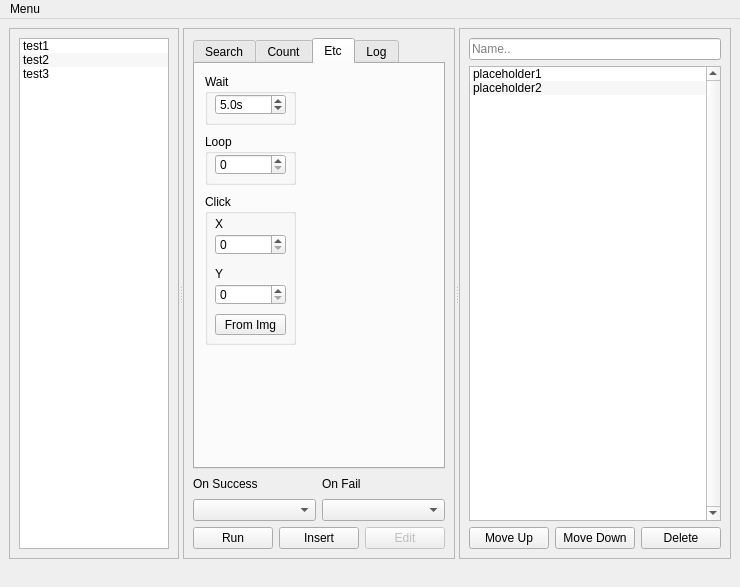
Before: the Qt Designer form Qt_UI/pymacro.ui in jupiterbjy/python-macro-practice, drawn with Qt 5.
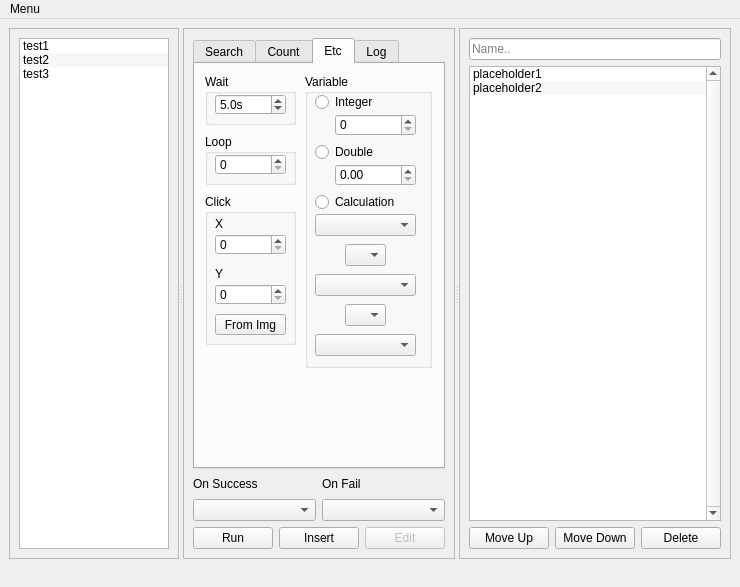
After: the same form once the commit is applied. The open tabs and pages were chosen to show the change.

Commit message: Now users can disable automatic tab switching with checkbox lockLogCheck. Changed background color of log tab to #1E1E1E.

Patch:
```diff
--- a/Qt_UI/pymacro.ui
+++ b/Qt_UI/pymacro.ui
@@ -833,6 +833,153 @@
              </property>
             </widget>
            </widget>
+           <widget class="QGroupBox" name="groupBox">
+            <property name="geometry">
+             <rect>
+              <x>110</x>
+              <y>10</y>
+              <width>127</width>
+              <height>294</height>
+             </rect>
+            </property>
+            <property name="title">
+             <string>Variable</string>
+            </property>
+            <widget class="QRadioButton" name="integerRadioButon">
+             <property name="geometry">
+              <rect>
+               <x>10</x>
+               <y>20</y>
+               <width>90</width>
+               <height>16</height>
+              </rect>
+             </property>
+             <property name="text">
+              <string>Integer</string>
+             </property>
+            </widget>
+            <widget class="QRadioButton" name="doubleRadioButton">
+             <property name="geometry">
+              <rect>
+               <x>10</x>
+               <y>70</y>
+               <width>90</width>
+               <height>16</height>
+              </rect>
+             </property>
+             <property name="text">
+              <string>Double</string>
+             </property>
+            </widget>
+            <widget class="QDoubleSpinBox" name="doubleSpin">
+             <property name="geometry">
+              <rect>
+               <x>30</x>
+               <y>90</y>
+               <width>81</width>
+               <height>22</height>
+              </rect>
+             </property>
+            </widget>
+            <widget class="QSpinBox" name="integerSpin">
+             <property name="geometry">
+              <rect>
+               <x>30</x>
+               <y>40</y>
+               <width>81</width>
+               <height>22</height>
+              </rect>
+             </property>
+            </widget>
+            <widget class="QComboBox" name="variableArg2">
+             <property name="geometry">
+              <rect>
+               <x>10</x>
+               <y>200</y>
+               <width>101</width>
+               <height>22</height>
+              </rect>
+             </property>
+             <property name="currentText">
+              <string/>
+             </property>
+            </widget>
+            <widget class="QComboBox" name="variableArg1">
+             <property name="geometry">
+              <rect>
+               <x>10</x>
+               <y>140</y>
+               <width>101</width>
+               <height>22</height>
+              </rect>
+             </property>
+             <property name="currentText">
+              <string/>
+             </property>
+            </widget>
+            <widget class="QComboBox" name="operatorArg1">
+             <property name="geometry">
+              <rect>
+               <x>40</x>
+               <y>170</y>
+               <width>41</width>
+               <height>22</height>
+              </rect>
+             </property>
+             <property name="currentText">
+              <string/>
+             </property>
+            </widget>
+            <widget class="QComboBox" name="variableArg3">
+             <property name="geometry">
+              <rect>
+               <x>10</x>
+               <y>260</y>
+               <width>101</width>
+               <height>22</height>
+              </rect>
+             </property>
+             <property name="currentText">
+              <string/>
+             </property>
+            </widget>
+            <widget class="QComboBox" name="operatorArg2">
+             <property name="geometry">
+              <rect>
+               <x>40</x>
+               <y>230</y>
+               <width>41</width>
+               <height>22</height>
+              </rect>
+             </property>
+             <property name="currentText">
+              <string>=</string>
+             </property>
+             <item>
+              <property name="text">
+               <string/>
+              </property>
+             </item>
+             <item>
+              <property name="text">
+               <string>=</string>
+              </property>
+             </item>
+            </widget>
+            <widget class="QRadioButton" name="doubleRadioButton_2">
+             <property name="geometry">
+              <rect>
+               <x>10</x>
+               <y>120</y>
+               <width>90</width>
+               <height>16</height>
+              </rect>
+             </property>
+             <property name="text">
+              <string>Calculation</string>
+             </property>
+            </widget>
+           </widget>
           </widget>
           <widget class="QWidget" name="debugTab">
            <attribute name="title">
```
Left out of the diff: 2 changed lines with no effect on the pictures. The commit also changes 1 other file.
